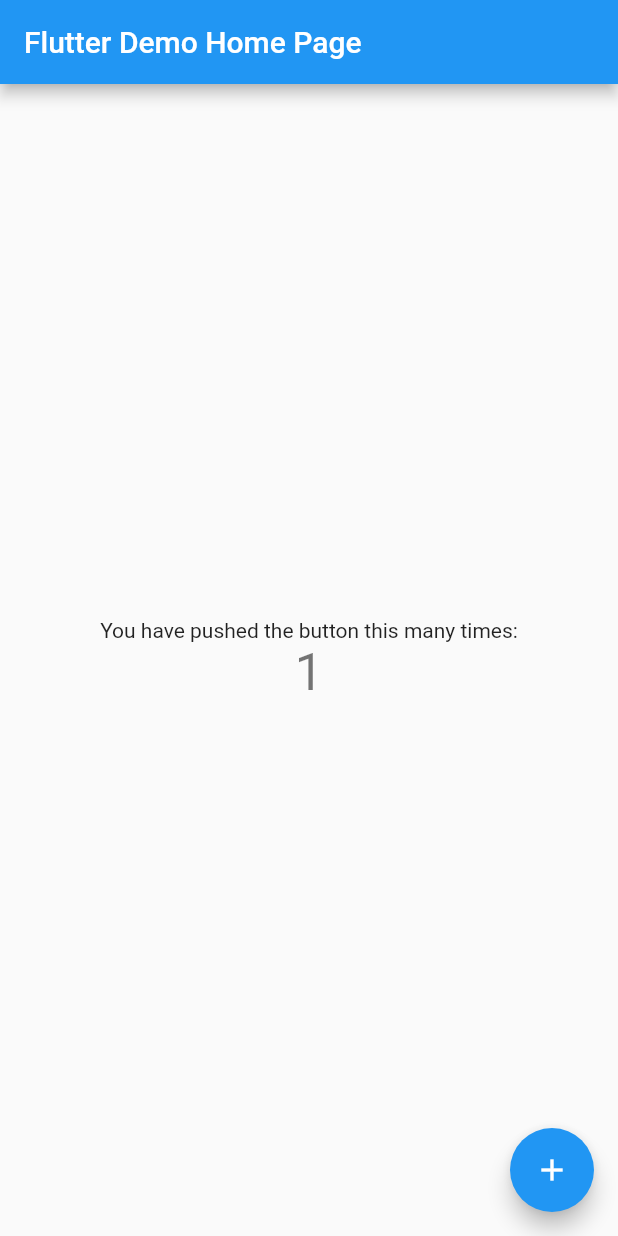
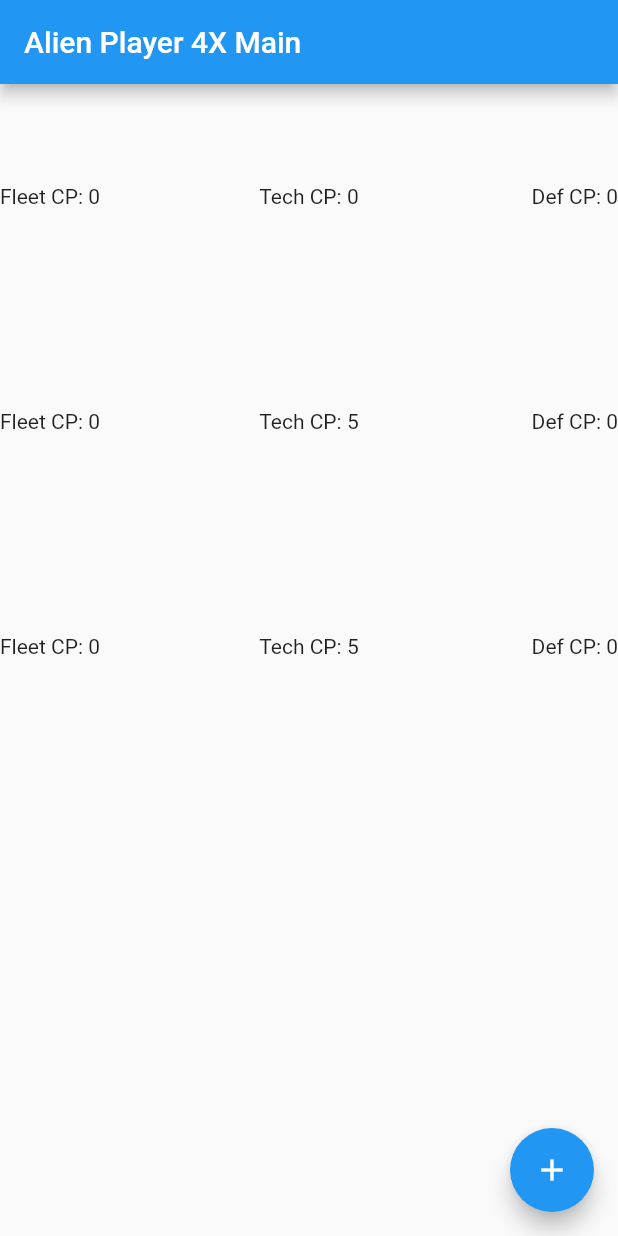
Before and after one commit to NanocTheBuilder/alien_player_4xf, a Flutter app: the screen it shows after launch, after a tap on the "add" icon, on a phone screen of 412 x 824 dp. Run offline on Flutter 3.47's test engine with Material 2 defaults, Android fonts, the phone set to English and light mode, and no system bars.

Commit message:
finally, an app!

```diff
--- a/lib/main.dart
+++ b/lib/main.dart
@@ -1,3 +1,7 @@
+import 'package:alienplayer4xf/game/dice_roller.dart';
+import 'package:alienplayer4xf/game/enums.dart';
+import 'package:alienplayer4xf/game/game.dart';
+import 'package:alienplayer4xf/game/scenarios/base_game.dart';
 import 'package:flutter/material.dart';
 
 void main() {
@@ -9,7 +13,7 @@
   @override
   Widget build(BuildContext context) {
     return MaterialApp(
-      title: 'Flutter Demo',
+      title: 'Alien Player 4X App',
       theme: ThemeData(
         // This is the theme of your application.
         //
@@ -26,13 +30,13 @@
         // closer together (more dense) than on mobile platforms.
         visualDensity: VisualDensity.adaptivePlatformDensity,
       ),
-      home: MyHomePage(title: 'Flutter Demo Home Page'),
+      home: MainPage(title: 'Alien Player 4X Main'),
     );
   }
 }
 
-class MyHomePage extends StatefulWidget {
-  MyHomePage({Key key, this.title}) : super(key: key);
+class MainPage extends StatefulWidget {
+  MainPage({Key key, this.title}) : super(key: key);
 
   // This widget is the home page of your application. It is stateful, meaning
   // that it has a State object (defined below) that contains fields that affect
@@ -46,70 +50,41 @@
   final String title;
 
   @override
-  _MyHomePageState createState() => _MyHomePageState();
+  _MainPageState createState() => _MainPageState();
 }
 
-class _MyHomePageState extends State<MyHomePage> {
-  int _counter = 0;
-
-  void _incrementCounter() {
-    setState(() {
-      // This call to setState tells the Flutter framework that something has
-      // changed in this State, which causes it to rerun the build method below
-      // so that the display can reflect the updated values. If we changed
-      // _counter without calling setState(), then the build method would not be
-      // called again, and so nothing would appear to happen.
-      _counter++;
-    });
-  }
+class _MainPageState extends State<MainPage> {
+  Game _game = Game(BaseGameScenario(), BaseGameDifficulty.NORMAL, [PlayerColor.RED, PlayerColor.YELLOW, PlayerColor.GREEN]);
 
   @override
   Widget build(BuildContext context) {
-    // This method is rerun every time setState is called, for instance as done
-    // by the _incrementCounter method above.
-    //
-    // The Flutter framework has been optimized to make rerunning build methods
-    // fast, so that you can just rebuild anything that needs updating rather
-    // than having to individually change instances of widgets.
     return Scaffold(
       appBar: AppBar(
-        // Here we take the value from the MyHomePage object that was created by
-        // the App.build method, and use it to set our appbar title.
         title: Text(widget.title),
       ),
       body: Center(
-        // Center is a layout widget. It takes a single child and positions it
-        // in the middle of the parent.
-        child: Column(
-          // Column is also a layout widget. It takes a list of children and
-          // arranges them vertically. By default, it sizes itself to fit its
-          // children horizontally, and tries to be as tall as its parent.
-          //
-          // Invoke "debug painting" (press "p" in the console, choose the
-          // "Toggle Debug Paint" action from the Flutter Inspector in Android
-          // Studio, or the "Toggle Debug Paint" command in Visual Studio Code)
-          // to see the wireframe for each widget.
-          //
-          // Column has various properties to control how it sizes itself and
-          // how it positions its children. Here we use mainAxisAlignment to
-          // center the children vertically; the main axis here is the vertical
-          // axis because Columns are vertical (the cross axis would be
-          // horizontal).
-          mainAxisAlignment: MainAxisAlignment.center,
-          children: <Widget>[
-            Text(
-              'You have pushed the button this many times:',
-            ),
-            Text(
-              '$_counter',
-              style: Theme.of(context).textTheme.headline4,
-            ),
-          ],
+        child: ListView.builder(
+          itemCount: _game.aliens.length,
+          itemBuilder: (BuildContext context, int index) {
+            return Container(
+              height: 150,
+              child: Row(
+                  children: [
+                    Expanded(flex: 1, child: Container(child: Text('Fleet CP: ${_game.aliens[index].economicSheet.fleetCP}', textAlign: TextAlign.left,))),
+                    Expanded(flex: 1, child: Container(child: Text('Tech CP: ${_game.aliens[index].economicSheet.techCP}', textAlign: TextAlign.center,))),
+                    Expanded(flex: 1, child: Container(child: Text('Def CP: ${_game.aliens[index].economicSheet.defCP}', textAlign: TextAlign.right,))),
+                ]
+              )
+            );
+          }
         ),
       ),
       floatingActionButton: FloatingActionButton(
-        onPressed: _incrementCounter,
-        tooltip: 'Increment',
+        onPressed: (){setState(() {
+          _game.roller = DiceRoller();
+          _game.doEconomicPhase();
+        });},
+        tooltip: 'Egy gomb',
         child: Icon(Icons.add),
       ), // This trailing comma makes auto-formatting nicer for build methods.
     );
```
